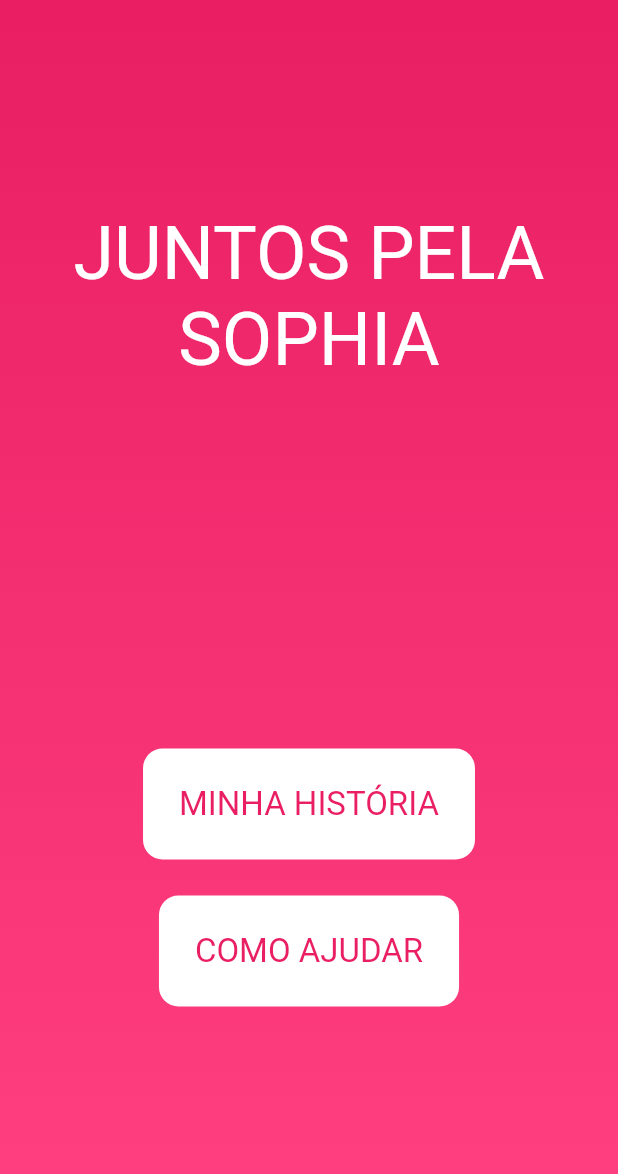
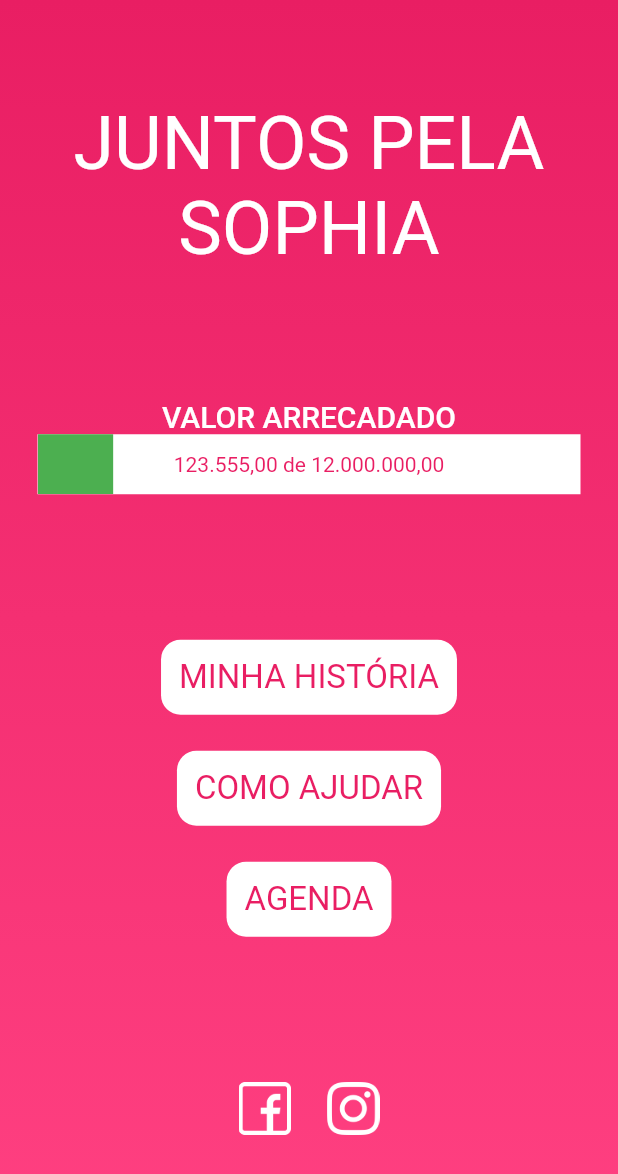
Before and after one commit to luizcaprioli/sophia, a Flutter app: the screen it shows after launch, on a phone screen of 412 x 824 dp. Shown: the top 1174 px of the screen. Run offline on Flutter 3.47's test engine with Material 2 defaults, Android fonts, the phone set to English and light mode, and no system bars; our stand-ins replace google_fonts; Roboto replaces fonts that are missing (Alatsi).

Commit message:
Dio + Others

```diff
--- a/lib/modules/home/home_page.dart
+++ b/lib/modules/home/home_page.dart
@@ -35,6 +35,51 @@ class _HomePageState extends State<HomePage> {
             ),
             Column(
               children: [
+                Container(
+                  child: Text(
+                    "VALOR ARRECADADO",
+                    style: Theme.of(context)
+                        .textTheme
+                        .headline6
+                        .copyWith(color: Colors.white),
+                  ),
+                ),
+                Container(
+                  color: Colors.white,
+                  width: (MediaQuery.of(context).size.width -
+                      (globalMarginSize * 2)),
+                  child: Stack(
+                    children: [
+                      Positioned(
+                        left: 0,
+                        width: (MediaQuery.of(context).size.width -
+                                (globalMarginSize * 2)) *
+                            .13,
+                        height: globalPaddingSize * 3,
+                        child: Container(
+                          color: Colors.green,
+                        ),
+                      ),
+                      Container(
+                          padding: globalSmallPadding,
+                          width: (MediaQuery.of(context).size.width -
+                              (globalMarginSize * 2)),
+                          child: Text(
+                            "123.555,00 de 12.000.000,00",
+                            textAlign: TextAlign.center,
+                            style: Theme.of(context)
+                                .textTheme
+                                .bodyText2
+                                .copyWith(
+                                    color: Theme.of(context).primaryColor),
+                          ))
+                    ],
+                  ),
+                ),
+              ],
+            ),
+            Column(
+              children: [
                 GestureDetector(
                   onTap: () {
                     Navigator.push(
@@ -46,7 +91,7 @@ class _HomePageState extends State<HomePage> {
                   },
                   child: Container(
                     decoration: menuBoxDecoration,
-                    padding: globalPadding,
+                    padding: globalSmallPadding,
                     margin: globalMargin,
                     child: Text(
                       "MINHA HISTÓRIA",
@@ -66,7 +111,7 @@ class _HomePageState extends State<HomePage> {
                   },
                   child: Container(
                     decoration: menuBoxDecoration,
-                    padding: globalPadding,
+                    padding: globalSmallPadding,
                     margin: globalMargin,
                     child: Text(
                       "COMO AJUDAR",
@@ -74,6 +119,44 @@ class _HomePageState extends State<HomePage> {
                           color: Theme.of(context).primaryColor, fontSize: 22),
                     ),
                   ),
+                ),
+                GestureDetector(
+                  onTap: () {
+                    Navigator.push(
+                      context,
+                      MaterialPageRoute(builder: (context) {
+                        return HelpPage();
+                      }),
+                    );
+                  },
+                  child: Container(
+                    decoration: menuBoxDecoration,
+                    padding: globalSmallPadding,
+                    margin: globalMargin,
+                    child: Text(
+                      "AGENDA",
+                      style: TextStyle(
+                          color: Theme.of(context).primaryColor, fontSize: 22),
+                    ),
+                  ),
+                )
+              ],
+            ),
+            Row(
+              mainAxisAlignment: MainAxisAlignment.center,
+              children: [
+                Image.asset(
+                  "assets/images/facebook.png",
+                  width: 35,
+                  color: Colors.white,
+                ),
+                SizedBox(
+                  width: globalPaddingSize,
+                ),
+                Image.asset(
+                  "assets/images/instagram.png",
+                  width: 35,
+                  color: Colors.white,
                 )
               ],
             )
--- a/lib/shared/theme/default_theme.dart
+++ b/lib/shared/theme/default_theme.dart
@@ -14,6 +14,8 @@ double globalMarginSize = 12;
 double globalPaddingSize = 24.0;
 
 EdgeInsets globalPadding = EdgeInsets.all(globalPaddingSize);
+EdgeInsets globalSmallPadding = EdgeInsets.all(globalPaddingSize / 2);
+
 EdgeInsets globalMargin = EdgeInsets.all(globalMarginSize);
 
 BoxDecoration menuBoxDecoration = BoxDecoration(
```
Also changed, not shown: lib/modules/help/bazars/bazars_page.dart (+14 -2 lines), lib/modules/history/history_page.dart (+1 -39 lines), pubspec.yaml (+6 -1 lines), assets/images/facebook.png (added), assets/images/instagram.png (added), pubspec.lock, 1 other file.
